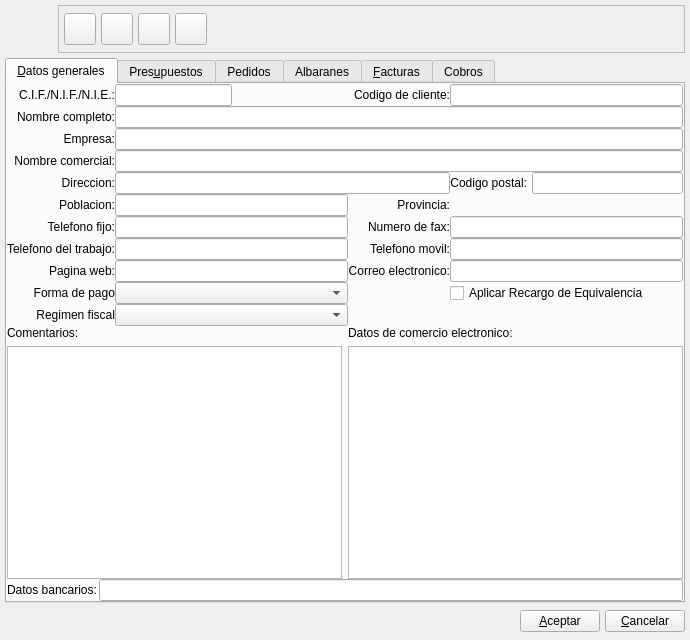
Above: bulmages/bulmafact/src/clientebase.ui from eboladev/Bulmages-1 before the change. Below: the same form after it.
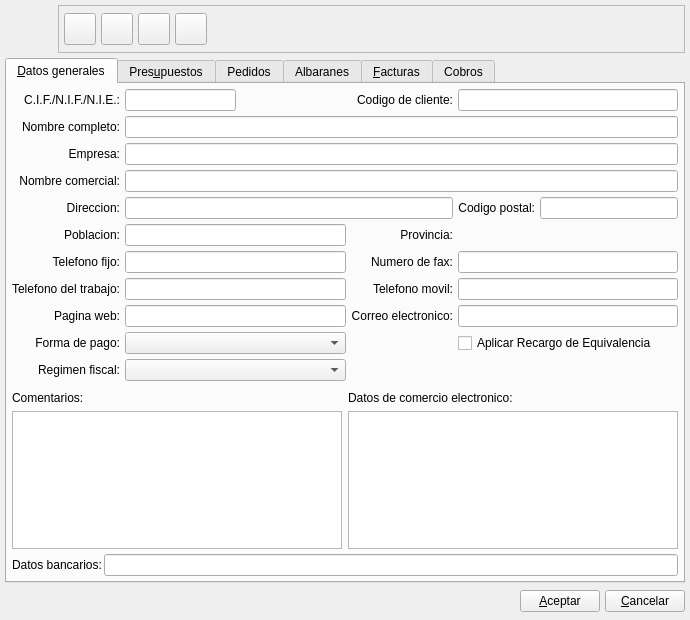
That is the form after the change. Icons and pictures are not drawn. Custom widgets are drawn as their Qt base class.

Diff of the .ui file:
```diff
--- a/bulmages/bulmafact/src/clientebase.ui
+++ b/bulmages/bulmafact/src/clientebase.ui
@@ -7,7 +7,7 @@
     <x>0</x>
     <y>0</y>
     <width>690</width>
-    <height>640</height>
+    <height>620</height>
    </rect>
   </property>
   <property name="focusPolicy" >
@@ -262,11 +262,23 @@
        <string>&amp;Datos generales</string>
       </attribute>
       <layout class="QGridLayout" >
-       <property name="margin" >
-        <number>0</number>
+       <property name="leftMargin" >
+        <number>5</number>
        </property>
-       <property name="spacing" >
-        <number>0</number>
+       <property name="topMargin" >
+        <number>5</number>
+       </property>
+       <property name="rightMargin" >
+        <number>5</number>
+       </property>
+       <property name="bottomMargin" >
+        <number>5</number>
+       </property>
+       <property name="horizontalSpacing" >
+        <number>5</number>
+       </property>
+       <property name="verticalSpacing" >
+        <number>5</number>
        </property>
        <item row="12" column="0" colspan="4" >
         <layout class="QHBoxLayout" >
@@ -295,7 +307,14 @@
             </widget>
            </item>
            <item>
-            <widget class="QTextEdit" name="m_comentcliente" />
+            <widget class="QTextEdit" name="m_comentcliente" >
+             <property name="sizePolicy" >
+              <sizepolicy vsizetype="Preferred" hsizetype="Expanding" >
+               <horstretch>0</horstretch>
+               <verstretch>0</verstretch>
+              </sizepolicy>
+             </property>
+            </widget>
            </item>
           </layout>
          </item>
@@ -310,9 +329,7 @@
            <item>
             <widget class="QLabel" name="textLabel2_4_2" >
              <property name="sizePolicy" >
-              <sizepolicy>
-               <hsizetype>0</hsizetype>
-               <vsizetype>5</vsizetype>
+              <sizepolicy vsizetype="Preferred" hsizetype="Fixed" >
                <horstretch>0</horstretch>
                <verstretch>0</verstretch>
               </sizepolicy>
@@ -332,7 +349,14 @@
             </widget>
            </item>
            <item>
-            <widget class="QTextEdit" name="m_clientEcomerceData" />
+            <widget class="QTextEdit" name="m_clientEcomerceData" >
+             <property name="sizePolicy" >
+              <sizepolicy vsizetype="Preferred" hsizetype="Expanding" >
+               <horstretch>0</horstretch>
+               <verstretch>0</verstretch>
+              </sizepolicy>
+             </property>
+            </widget>
            </item>
           </layout>
          </item>
@@ -354,7 +378,7 @@
        <item row="10" column="0" >
         <widget class="QLabel" name="textLabel2_8_7" >
          <property name="text" >
-          <string>Regimen fiscal</string>
+          <string>Regimen fiscal:</string>
          </property>
          <property name="alignment" >
           <set>Qt::AlignRight|Qt::AlignTrailing|Qt::AlignVCenter</set>
@@ -370,7 +394,7 @@
        <item row="9" column="0" >
         <widget class="QLabel" name="textLabel2_8_6" >
          <property name="text" >
-          <string>Forma de pago</string>
+          <string>Forma de pago:</string>
          </property>
          <property name="alignment" >
           <set>Qt::AlignRight|Qt::AlignTrailing|Qt::AlignVCenter</set>
@@ -459,9 +483,7 @@
          <item>
           <widget class="QLabel" name="textLabel2_7" >
            <property name="sizePolicy" >
-            <sizepolicy>
-             <hsizetype>5</hsizetype>
-             <vsizetype>5</vsizetype>
+            <sizepolicy vsizetype="Preferred" hsizetype="Preferred" >
              <horstretch>0</horstretch>
              <verstretch>0</verstretch>
             </sizepolicy>
@@ -480,9 +502,7 @@
          <item>
           <widget class="QLineEdit" name="m_cpcliente" >
            <property name="sizePolicy" >
-            <sizepolicy>
-             <hsizetype>7</hsizetype>
-             <vsizetype>0</vsizetype>
+            <sizepolicy vsizetype="Fixed" hsizetype="Expanding" >
              <horstretch>0</horstretch>
              <verstretch>0</verstretch>
             </sizepolicy>
```
Left out of the diff: 226 changed lines with no effect on the pictures.
